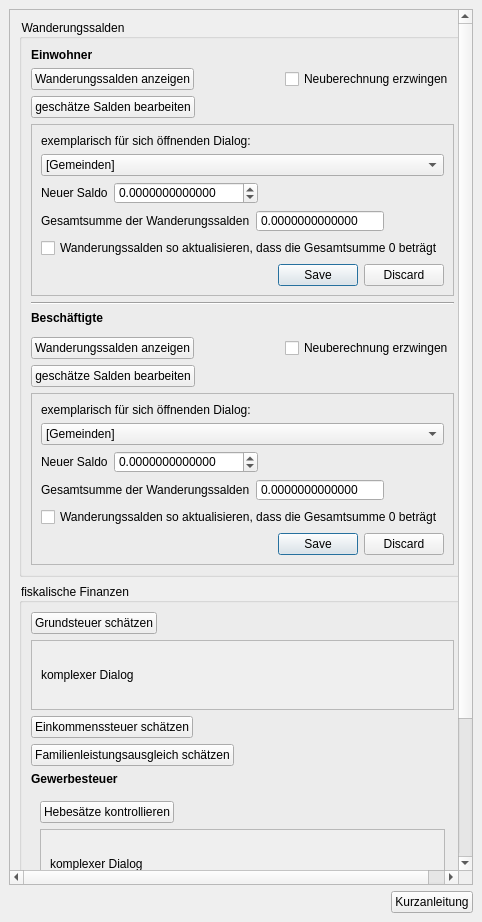
This is projektchecktools/ui/ProjektCheck_dockwidget_analysis_07-KSt.ui in projektcheck/ProjektCheck-QGIS as Qt 5 draws it before an edit. The edited form follows.
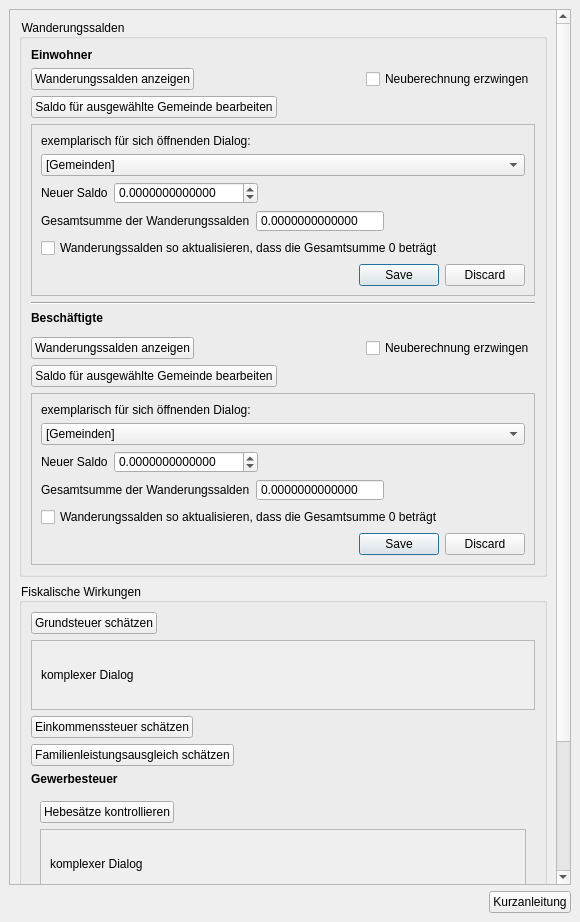
This is the edited form. Icons and pictures are not drawn. Custom widgets are drawn as their Qt base class.

Commit message: started ui revision

```diff
--- a/projektchecktools/ui/ProjektCheck_dockwidget_analysis_07-KSt.ui
+++ b/projektchecktools/ui/ProjektCheck_dockwidget_analysis_07-KSt.ui
@@ -6,7 +6,7 @@
    <rect>
     <x>0</x>
     <y>0</y>
-    <width>482</width>
+    <width>580</width>
     <height>922</height>
    </rect>
   </property>
@@ -67,8 +67,8 @@
         <rect>
          <x>0</x>
          <y>0</y>
-         <width>462</width>
-         <height>848</height>
+         <width>543</width>
+         <height>1072</height>
         </rect>
        </property>
        <layout class="QVBoxLayout" name="verticalLayout_7">
@@ -153,7 +153,7 @@
               <string>&lt;html&gt;&lt;head/&gt;&lt;body&gt;&lt;p&gt;&lt;span style=&quot; font-weight:600;&quot;&gt;Wanderungssalden bearbeiten&lt;/span&gt;&lt;/p&gt;&lt;p&gt;Bearbeiten Sie die geschätzten Wanderungssalden.&lt;/p&gt;&lt;/body&gt;&lt;/html&gt;</string>
              </property>
              <property name="text">
-              <string>geschätze Salden bearbeiten</string>
+              <string>Saldo für ausgewählte Gemeinde bearbeiten</string>
              </property>
              <property name="icon">
               <iconset>
@@ -413,7 +413,7 @@
               <string>&lt;html&gt;&lt;head/&gt;&lt;body&gt;&lt;p&gt;&lt;span style=&quot; font-weight:600;&quot;&gt;Wanderungssalden bearbeiten&lt;/span&gt;&lt;/p&gt;&lt;p&gt;Bearbeiten Sie die geschätzten Wanderungssalden.&lt;/p&gt;&lt;/body&gt;&lt;/html&gt;</string>
              </property>
              <property name="text">
-              <string>geschätze Salden bearbeiten</string>
+              <string>Saldo für ausgewählte Gemeinde bearbeiten</string>
              </property>
              <property name="icon">
               <iconset>
@@ -591,7 +591,7 @@
         <item>
          <widget class="QgsCollapsibleGroupBox" name="mGroupBox_2">
           <property name="title">
-           <string>fiskalische Finanzen</string>
+           <string>Fiskalische Wirkungen</string>
           </property>
           <property name="collapsed">
            <bool>true</bool>
@@ -682,7 +682,7 @@
                <rect>
                 <x>0</x>
                 <y>0</y>
-                <width>407</width>
+                <width>503</width>
                 <height>69</height>
                </rect>
               </property>
@@ -857,7 +857,7 @@
                   <rect>
                    <x>0</x>
                    <y>0</y>
-                   <width>389</width>
+                   <width>485</width>
                    <height>69</height>
                   </rect>
                  </property>
```
Left out of the diff: 6 changed lines with no effect on the pictures.
